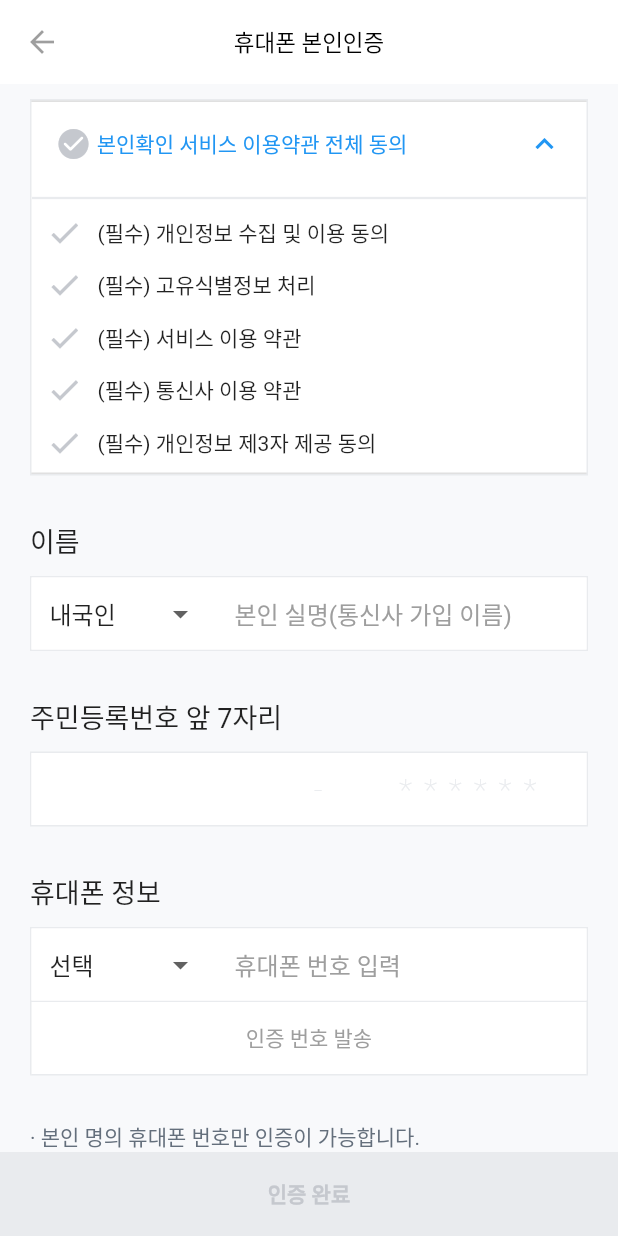
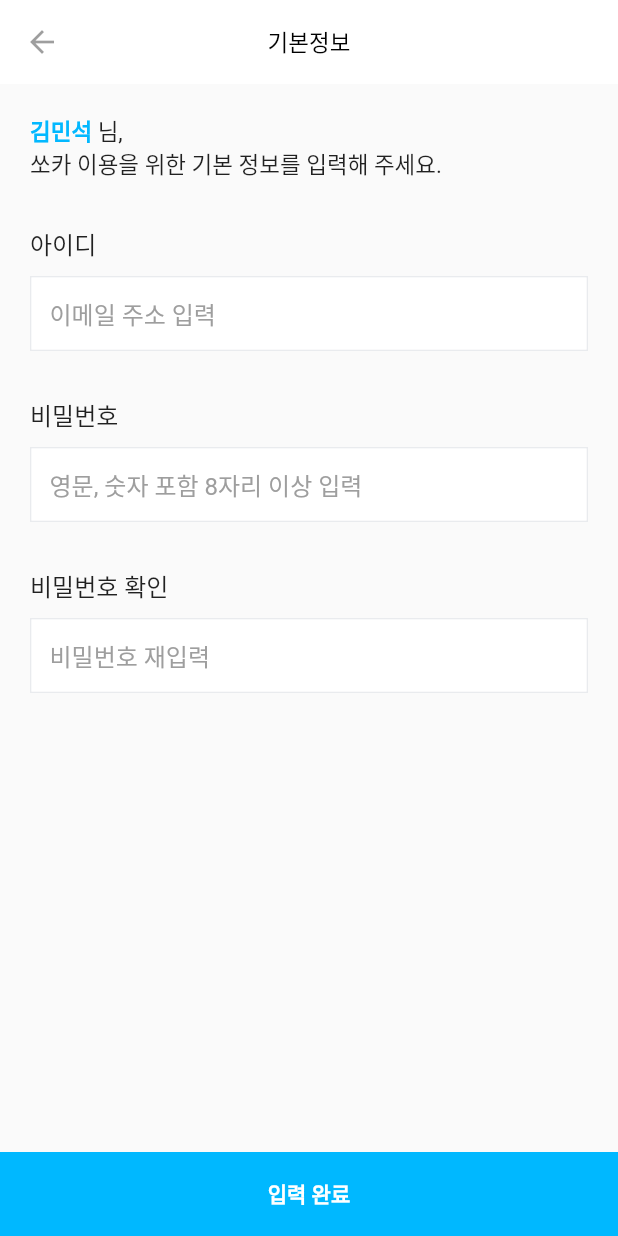
Before and after one commit to Seol-JY/socar-clone, a Flutter app: the screen it shows after launch, on a phone screen of 412 x 824 dp. Run offline on Flutter 3.47's test engine with Material 2 defaults, Android fonts, the phone set to English and light mode, and no system bars.

Commit message:
Feat : Register Input Page UI 개발 완

```diff
--- a/lib/main.dart
+++ b/lib/main.dart
@@ -3,6 +3,7 @@ import 'package:socar/screens/start_page.dart';
 import 'package:socar/screens/login_register_page.dart';
 import 'package:socar/screens/login_page.dart';
 import 'package:socar/screens/register_auth_page.dart';
+import 'package:socar/screens/register_input_page.dart';
 
 void main() {
   runApp(const MyApp());
@@ -13,8 +14,8 @@ class MyApp extends StatelessWidget {
 
   @override
   Widget build(BuildContext context) {
-    return const MaterialApp(
-      home: RegisterAuthPage(),
+    return MaterialApp(
+      home: RegisterInputPage(username: "김민석"),
     );
   }
 }
--- /dev/null
+++ b/lib/screens/register_input_page.dart
@@ -0,0 +1,103 @@
+import 'package:flutter/material.dart';
+import 'package:socar/widgets/app_bar.dart';
+import 'package:socar/widgets/register_page/title_textform.dart';
+
+class RegisterInputPage extends StatefulWidget {
+  String username;
+
+  RegisterInputPage({super.key, required this.username});
+
+  @override
+  State<StatefulWidget> createState() {
+    return _RegisterInputState();
+  }
+}
+
+class _RegisterInputState extends State<RegisterInputPage> {
+  @override
+  Widget build(BuildContext context) {
+    return Scaffold(
+      appBar: CustomAppBar(
+        titleText: "기본정보",
+      ),
+      body: SingleChildScrollView(
+        child: Padding(
+          padding: const EdgeInsets.symmetric(
+            vertical: 20,
+            horizontal: 20,
+          ),
+          child:
+              Column(crossAxisAlignment: CrossAxisAlignment.start, children: [
+            Row(children: [
+              Text(
+                widget.username,
+                style: const TextStyle(
+                  fontSize: 15,
+                  color: Color(0xff02b8ff),
+                  fontWeight: FontWeight.bold,
+                ),
+              ),
+              const Text(
+                " 님,",
+                style: TextStyle(
+                  fontSize: 15,
+                ),
+              )
+            ]),
+            const Text(
+              "쏘카 이용을 위한 기본 정보를 입력해 주세요.",
+              style: TextStyle(
+                fontSize: 15,
+              ),
+            ),
+            TitleTextFormWidget(
+              title: "아이디",
+              hintText: "이메일 주소 입력",
+            ),
+            TitleTextFormWidget(
+              title: "비밀번호",
+              hintText: "영문, 숫자 포함 8자리 이상 입력",
+              obSecure: true,
+            ),
+            TitleTextFormWidget(
+              title: "비밀번호 확인",
+              hintText: "비밀번호 재입력",
+              obSecure: true,
+            ),
+          ]),
+        ),
+      ),
+      bottomNavigationBar: Material(
+        color: isInputCompleted()
+            ? const Color(0xff00b8ff)
+            : const Color(0xffe9ebee),
+        child: InkWell(
+          onTap: isInputCompleted()
+              ? () {
+                  print("OK");
+                }
+              : null,
+          child: SizedBox(
+            height: kToolbarHeight,
+            width: double.infinity,
+            child: Center(
+              child: Text(
+                '입력 완료',
+                style: TextStyle(
+                  fontWeight: FontWeight.bold,
+                  color: isInputCompleted()
+                      ? Colors.white
+                      : const Color(0xffc5c8ce),
+                ),
+              ),
+            ),
+          ),
+        ),
+      ),
+    );
+  }
+
+  bool isInputCompleted() {
+    return true;
+  }
+}
--- /dev/null
+++ b/lib/widgets/register_page/title_textform.dart
@@ -0,0 +1,60 @@
+import 'package:flutter/material.dart';
+
+class TitleTextFormWidget extends StatefulWidget {
+  String title;
+  String hintText;
+  bool obSecure;
+
+  TitleTextFormWidget(
+      {super.key,
+      required this.title,
+      required this.hintText,
+      this.obSecure = false});
+
+  @override
+  State<StatefulWidget> createState() {
+    return _TitleTextFormState();
+  }
+}
+
+class _TitleTextFormState extends State<TitleTextFormWidget> {
+  @override
+  Widget build(BuildContext context) {
+    return Column(
+      crossAxisAlignment: CrossAxisAlignment.start,
+      children: [
+        const SizedBox(
+          height: 30,
+        ),
+        Text(
+          widget.title,
+          style: const TextStyle(
+            fontSize: 16,
+          ),
+        ),
+        const SizedBox(
+          height: 10,
+        ),
+        Container(
+          decoration: BoxDecoration(
+            border: Border.all(
+              color: const Color(0xffe9ebee),
+            ),
+          ),
+          child: TextField(
+            obscureText: widget.obSecure,
+            decoration: InputDecoration(
+              filled: true,
+              fillColor: Colors.white,
+              hoverColor: Colors.white,
+              border: InputBorder.none,
+              hintText: widget.hintText,
+              hintStyle:
+                  const TextStyle(color: Colors.grey), // placeholder 텍스트 스타일
+            ),
+          ),
+        )
+      ],
+    );
+  }
+}
```
